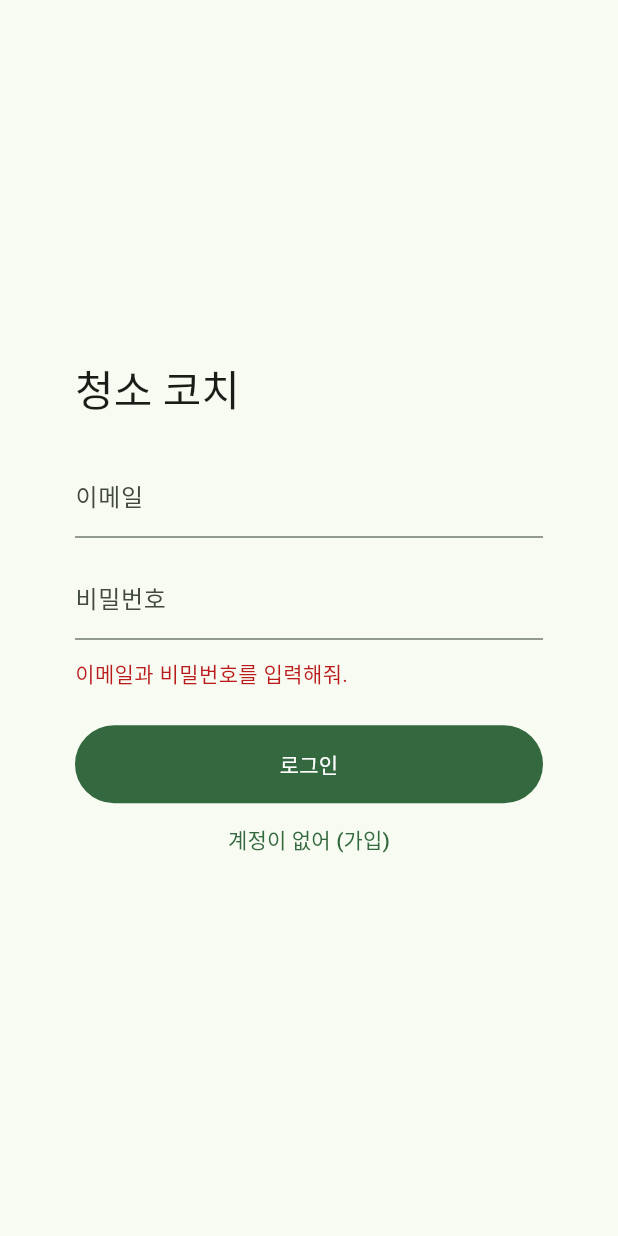
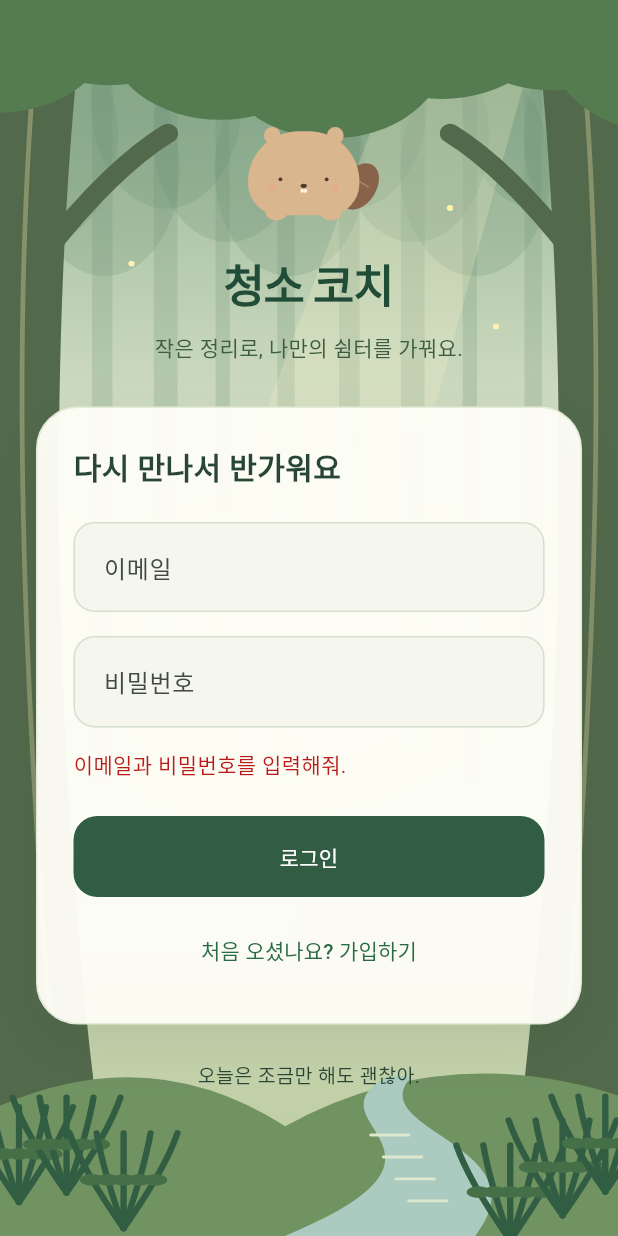
Before and after one commit to mijal2515/cleaning_room, a Flutter app: the screen it shows after launch, after a tap on "로그인", on a phone screen of 412 x 824 dp. Run offline on Flutter 3.47's test engine with Material 3 defaults, Android fonts, the phone set to English and light mode, and no system bars; our stand-ins replace flutter_riverpod, go_router, image_picker, supabase_flutter; accounts and stored records are empty; statements that could not run were skipped.

Commit message:
feat: add immersive woodland login and mochi beaver mascot

```diff
--- /dev/null
+++ b/app/lib/components/forest_scene.dart
@@ -0,0 +1,111 @@
+import 'dart:math' as math;
+
+import 'package:flutter/material.dart';
+
+/// Static, resolution-independent woodland. No network assets or animation loop.
+class ForestScene extends StatelessWidget {
+  const ForestScene({super.key, required this.child});
+
+  final Widget child;
+
+  @override
+  Widget build(BuildContext context) => Stack(
+        fit: StackFit.expand,
+        children: [
+          const Positioned.fill(
+            child: ExcludeSemantics(
+              child: RepaintBoundary(child: CustomPaint(painter: _ForestPainter())),
+            ),
+          ),
+          child,
+        ],
+      );
+}
+
+class _ForestPainter extends CustomPainter {
+  const _ForestPainter();
+
+  @override
+  void paint(Canvas canvas, Size size) {
+    // A portrait illustration is cropped horizontally on narrow devices.
+    canvas.save();
+    canvas.scale(size.width / 390, size.height / 844);
+    const bounds = Rect.fromLTWH(0, 0, 390, 844);
+    canvas.drawRect(bounds, Paint()..shader = const LinearGradient(
+      begin: Alignment.topCenter,
+      end: Alignment.bottomCenter,
+      colors: [Color(0xFF8DAE8D), Color(0xFFE9EED5), Color(0xFFB8C99C)],
+      stops: [0, .46, 1],
+    ).createShader(bounds));
+
+    // Distant tree silhouettes: pale, narrow and partially lost in mist.
+    for (var i = 0; i < 12; i++) {
+      final x = i * 39.0 - 20;
+      final top = (i % 3) * 23.0;
+      final paint = Paint()..color = const Color(0xFF688D72).withValues(alpha: .22);
+      canvas.drawRRect(RRect.fromRectAndRadius(
+        Rect.fromLTWH(x, top, 9.0 + i % 4 * 2, 490), const Radius.circular(8)), paint);
+      canvas.drawOval(Rect.fromCenter(center: Offset(x + 8, top + 70), width: 95, height: 145), paint);
+    }
+    final light = Path()..moveTo(265, 0)..lineTo(345, 0)
+      ..lineTo(180, 650)..lineTo(40, 650)..close();
+    canvas.drawPath(light, Paint()..color = const Color(0xFFFFF8CE).withValues(alpha: .21));
+    canvas.drawOval(const Rect.fromLTWH(36, 200, 320, 500), Paint()
+      ..shader = const RadialGradient(colors: [Color(0xFFF8F7E6), Color(0x00F8F7E6)])
+          .createShader(const Rect.fromLTWH(36, 200, 320, 500)));
+
+    // Foreground trunks frame the clearing, never crossing the form centre.
+    for (final right in [false, true]) {
+      canvas.save();
+      if (right) { canvas.translate(390, 0); canvas.scale(-1, 1); }
+      final trunk = Path()..moveTo(0, 0)..lineTo(53, 0)
+        ..cubicTo(32, 200, 30, 460, 59, 738)
+        ..lineTo(0, 786)..close();
+      canvas.drawPath(trunk, Paint()..color = const Color(0xFF53694B));
+      final bark = Path()..moveTo(22, 40)..cubicTo(5, 260, 18, 500, 31, 690);
+      canvas.drawPath(bark, Paint()..color = const Color(0xFF86926A)
+        ..style = PaintingStyle.stroke..strokeWidth = 3);
+      canvas.drawPath(Path()..moveTo(28, 173)..quadraticBezierTo(70, 115, 106, 91),
+        Paint()..color = const Color(0xFF53694B)..style = PaintingStyle.stroke
+          ..strokeWidth = 13..strokeCap = StrokeCap.round);
+      canvas.restore();
+    }
+    // Layered canopy with warm openings between leaves.
+    for (var row = 0; row < 3; row++) {
+      for (var i = 0; i < 7; i++) {
+        final x = i * 70.0 - 25 + row * 12;
+        final y = -35.0 + row * 26 - math.sin(i * 1.7) * 19;
+        canvas.drawOval(Rect.fromCenter(center: Offset(x, y), width: 145, height: 120),
+          Paint()..color = [const Color(0xFF244D39), const Color(0xFF386347), const Color(0xFF547C50)][row]);
+      }
+    }
+    final ground = Path()..moveTo(0, 755)..quadraticBezierTo(95, 710, 180, 769)
+      ..quadraticBezierTo(280, 710, 390, 748)..lineTo(390, 844)..lineTo(0, 844)..close();
+    canvas.drawPath(ground, Paint()..color = const Color(0xFF719362));
+    final stream = Path()..moveTo(245, 735)..cubicTo(190, 767, 310, 786, 180, 844)
+      ..lineTo(300, 844)..cubicTo(345, 782, 227, 772, 260, 735)..close();
+    canvas.drawPath(stream, Paint()..color = const Color(0xFFACCBC0));
+    for (var i = 0; i < 4; i++) {
+      canvas.drawLine(Offset(234 + i * 8, 775 + i * 15), Offset(258 + i * 8, 775 + i * 15),
+        Paint()..color = const Color(0xFFDCE9CE)..strokeWidth = 2..strokeCap = StrokeCap.round);
+    }
+    for (final x in [12.0, 42.0, 78.0, 322.0, 355.0, 382.0]) {
+      final y = 800 + math.sin(x) * 17;
+      for (var j = -2; j <= 2; j++) {
+        final stem = Path()..moveTo(x, y + 30)..quadraticBezierTo(x + j * 13, y - 10, x + j * 17, y - 35);
+        canvas.drawPath(stem, Paint()..color = const Color(0xFF315D43)
+          ..style = PaintingStyle.stroke..strokeWidth = 4..strokeCap = StrokeCap.round);
+        canvas.drawOval(Rect.fromCenter(center: Offset(x + j * 10, y - 3), width: 15, height: 8),
+          Paint()..color = const Color(0xFF446F47));
+      }
+    }
+    // A few sunlit pollen specks, deliberately static for reduced motion.
+    for (final point in [const Offset(83, 180), const Offset(313, 223), const Offset(284, 142), const Offset(60, 642)]) {
+      canvas.drawCircle(point, 2, Paint()..color = const Color(0xFFFFF1B3));
+    }
+    canvas.restore();
+  }
+
+  @override
+  bool shouldRepaint(covariant _ForestPainter oldDelegate) => false;
+}
--- /dev/null
+++ b/app/lib/components/mochi_beaver.dart
@@ -0,0 +1,56 @@
+import 'package:flutter/material.dart';
+
+class MochiBeaver extends StatelessWidget {
+  const MochiBeaver({super.key, this.size = 96});
+
+  final double size;
+
+  @override
+  Widget build(BuildContext context) => Semantics(
+        label: '말랑한 비버 코치',
+        image: true,
+        child: SizedBox.square(
+          dimension: size,
+          child: const RepaintBoundary(child: CustomPaint(painter: _BeaverPainter())),
+        ),
+      );
+}
+
+class _BeaverPainter extends CustomPainter {
+  const _BeaverPainter();
+
+  @override
+  void paint(Canvas canvas, Size size) {
+    canvas.save();
+    canvas.scale(size.width / 160, size.height / 160);
+    void oval(Rect rect, Color color) => canvas.drawOval(rect, Paint()..color = color);
+    const fur = Color(0xFFD9B68E);
+    const face = Color(0xFF51392B);
+    canvas.save();
+    canvas.translate(126, 101);
+    canvas.rotate(.55);
+    oval(const Rect.fromLTWH(-16, -28, 32, 48), const Color(0xFF896349));
+    canvas.drawLine(const Offset(-9, -8), const Offset(8, -8), Paint()..color = const Color(0xFFA78161)..strokeWidth = 1.5);
+    canvas.restore();
+    oval(const Rect.fromLTWH(37, 41, 16, 16), fur);
+    oval(const Rect.fromLTWH(97, 41, 16, 16), fur);
+    oval(const Rect.fromLTWH(39, 116, 20, 14), fur);
+    oval(const Rect.fromLTWH(91, 116, 20, 14), fur);
+    canvas.drawRRect(RRect.fromRectAndCorners(const Rect.fromLTWH(22, 45, 106, 80),
+      topLeft: const Radius.circular(48), topRight: const Radius.circular(48),
+      bottomLeft: const Radius.circular(30), bottomRight: const Radius.circular(30)), Paint()..color = fur);
+    oval(const Rect.fromLTWH(51, 89, 3.6, 3.6), face);
+    oval(const Rect.fromLTWH(95, 89, 3.6, 3.6), face);
+    oval(const Rect.fromLTWH(42, 96, 6, 4), const Color(0xFFE9A68C));
+    oval(const Rect.fromLTWH(102, 96, 6, 4), const Color(0xFFE9A68C));
+    oval(const Rect.fromLTWH(72, 95, 6, 4), face);
+    for (final x in [72.0, 75.2]) {
+      canvas.drawRRect(RRect.fromRectAndRadius(Rect.fromLTWH(x, 100, 3, 3.5), const Radius.circular(1.2)),
+        Paint()..color = const Color(0xFFFFF4DE));
+    }
+    canvas.restore();
+  }
+
+  @override
+  bool shouldRepaint(covariant _BeaverPainter oldDelegate) => false;
+}
--- a/app/lib/core/theme.dart
+++ b/app/lib/core/theme.dart
@@ -1,6 +1,6 @@
 import 'package:flutter/material.dart';
 
-const _seed = Color(0xFF6BAA75);
+const _seed = Color(0xFF315D43);
 
 ThemeData buildTheme(Brightness brightness) {
   final scheme = ColorScheme.fromSeed(seedColor: _seed, brightness: brightness);
--- a/app/lib/features/auth/login_screen.dart
+++ b/app/lib/features/auth/login_screen.dart
@@ -3,6 +3,8 @@ import 'package:flutter_riverpod/flutter_riverpod.dart';
 import 'package:supabase_flutter/supabase_flutter.dart';
 
 import '../../data/providers.dart';
+import '../../components/forest_scene.dart';
+import '../../components/mochi_beaver.dart';
 
 /// 이메일·비밀번호 로그인/가입. 성공하면 라우터 redirect가 앱으로 보낸다.
 class LoginScreen extends ConsumerStatefulWidget {
@@ -27,6 +29,7 @@ class _LoginScreenState extends ConsumerState<LoginScreen> {
   }
 
   Future<void> _submit() async {
+    if (_busy) return;
     final email = _email.text.trim();
     final password = _password.text;
     if (email.isEmpty || password.isEmpty) {
@@ -55,56 +58,141 @@ class _LoginScreenState extends ConsumerState<LoginScreen> {
 
   @override
   Widget build(BuildContext context) {
-    return Scaffold(
-      body: Center(
+    // Keep the artwork stable while the keyboard opens; the foreground scrolls.
+    final keyboard = MediaQuery.viewInsetsOf(context).bottom;
+    final forestTheme = ThemeData(
+      useMaterial3: true,
+      colorScheme: ColorScheme.fromSeed(
+        seedColor: const Color(0xFF315D43),
+        brightness: Brightness.light,
+      ),
+    );
+    return Theme(
+      data: forestTheme,
+      child: Scaffold(
+        resizeToAvoidBottomInset: false,
+        body: ForestScene(
+          child: SafeArea(
+            child: LayoutBuilder(builder: (context, constraints) {
+              return SingleChildScrollView(
+                keyboardDismissBehavior: ScrollViewKeyboardDismissBehavior.onDrag,
+                padding: EdgeInsets.fromLTRB(24, 56, 24, keyboard + 48),
+                child: Center(
                   child: ConstrainedBox(
-          constraints: const BoxConstraints(maxWidth: 360),
-          child: ListView(
-            shrinkWrap: true,
+                    constraints: const BoxConstraints(maxWidth: 400),
+                    child: AutofillGroup(
+                      child: Column(
+                        mainAxisSize: MainAxisSize.min,
+                        children: [
+                          const MochiBeaver(size: 112),
+                          const Text('청소 코치', style: TextStyle(
+                            fontSize: 30, fontWeight: FontWeight.w800,
+                            color: Color(0xFF214C38), letterSpacing: -1,
+                          )),
+                          const SizedBox(height: 8),
+                          const Text('작은 정리로, 나만의 쉼터를 가꿔요.',
+                            textAlign: TextAlign.center,
+                            style: TextStyle(color: Color(0xFF3D5D43), height: 1.5)),
+                          const SizedBox(height: 28),
+                          Container(
                             padding: const EdgeInsets.all(24),
+                            decoration: BoxDecoration(
+                              color: const Color(0xFFFDFDF5).withValues(alpha: .97),
+                              borderRadius: BorderRadius.circular(28),
+                              border: Border.all(color: const Color(0xFFE5EBD9)),
+                              boxShadow: [BoxShadow(
+                                color: const Color(0xFF183C2A).withValues(alpha: .12),
+                                blurRadius: 32, offset: const Offset(0, 12),
+                              )],
+                            ),
+                            child: Column(
+                              crossAxisAlignment: CrossAxisAlignment.stretch,
                               children: [
-              Text('청소 코치', style: Theme.of(context).textTheme.headlineMedium),
-              const SizedBox(height: 24),
+                                Text(_signUp ? '함께 시작해요' : '다시 만나서 반가워요',
+                                  style: const TextStyle(fontSize: 20,
+                                    fontWeight: FontWeight.w700, color: Color(0xFF294536))),
+                                const SizedBox(height: 22),
                                 TextField(
                                   controller: _email,
                                   enabled: !_busy,
                                   keyboardType: TextInputType.emailAddress,
+                                  textInputAction: TextInputAction.next,
+                                  autocorrect: false,
                                   autofillHints: const [AutofillHints.email],
-                decoration: const InputDecoration(labelText: '이메일'),
+                                  decoration: _fieldDecoration('이메일', 'name@example.com'),
                                 ),
-              const SizedBox(height: 12),
+                                const SizedBox(height: 16),
                                 TextField(
                                   controller: _password,
                                   enabled: !_busy,
                                   obscureText: true,
-                autofillHints: const [AutofillHints.password],
+                                  autocorrect: false,
+                                  enableSuggestions: false,
+                                  textInputAction: TextInputAction.done,
+                                  autofillHints: [_signUp ? AutofillHints.newPassword : AutofillHints.password],
                                   onSubmitted: (_) => _busy ? null : _submit(),
-                decoration: const InputDecoration(labelText: '비밀번호'),
+                                  decoration: _fieldDecoration('비밀번호', '비밀번호를 입력해 주세요'),
                                 ),
                                 if (_error != null) ...[
-                const SizedBox(height: 12),
-                Text(_error!, style: TextStyle(color: Theme.of(context).colorScheme.error)),
+                                  const SizedBox(height: 14),
+                                  Semantics(liveRegion: true, child: Text(_error!,
+                                    style: TextStyle(color: forestTheme.colorScheme.error))),
                                 ],
                                 const SizedBox(height: 24),
                                 FilledButton(
+                                  style: FilledButton.styleFrom(
+                                    backgroundColor: const Color(0xFF315D43),
+                                    foregroundColor: Colors.white,
+                                    minimumSize: const Size.fromHeight(54),
+                                    padding: const EdgeInsets.symmetric(horizontal: 20, vertical: 16),
+                                    shape: RoundedRectangleBorder(borderRadius: BorderRadius.circular(16)),
+                                  ),
                                   onPressed: _busy ? null : _submit,
                                   child: _busy
-                    ? const SizedBox(height: 20, width: 20, child: CircularProgressIndicator(strokeWidth: 2))
+                                    ? const SizedBox.square(dimension: 20,
+                                        child: CircularProgressIndicator(strokeWidth: 2,
+                                          semanticsLabel: '연결 중'))
                                     : Text(_signUp ? '가입하기' : '로그인'),
                                 ),
+                                const SizedBox(height: 12),
                                 TextButton(
-                onPressed: _busy
-                    ? null
-                    : () => setState(() {
+                                  onPressed: _busy ? null : () => setState(() {
                                     _error = null;
                                     _signUp = !_signUp;
                                   }),
-                child: Text(_signUp ? '이미 계정이 있어 (로그인)' : '계정이 없어 (가입)'),
+                                  child: Text(_signUp ? '이미 계정이 있나요? 로그인' : '처음 오셨나요? 가입하기',
+                                    textAlign: TextAlign.center),
                                 ),
                               ],
+                            ),
+                          ),
+                          const SizedBox(height: 24),
+                          const Text('오늘은 조금만 해도 괜찮아.',
+                            textAlign: TextAlign.center,
+                            style: TextStyle(color: Color(0xFF294536), fontSize: 13)),
+                        ],
+                      ),
+                    ),
+                  ),
+                ),
+              );
+            }),
           ),
         ),
       ),
     );
   }
+
+  InputDecoration _fieldDecoration(String label, String hint) => InputDecoration(
+    labelText: label,
+    hintText: hint,
+    filled: true,
+    fillColor: const Color(0xFFF5F7EF),
+    contentPadding: const EdgeInsets.symmetric(horizontal: 16, vertical: 18),
+    border: OutlineInputBorder(borderRadius: BorderRadius.circular(14)),
+    enabledBorder: OutlineInputBorder(
+      borderRadius: BorderRadius.circular(14),
+      borderSide: const BorderSide(color: Color(0xFFD5DFCE)),
+    ),
+  );
 }
--- a/app/lib/features/home/character_bubble.dart
+++ b/app/lib/features/home/character_bubble.dart
@@ -1,6 +1,8 @@
 import 'package:flutter/material.dart';
 
-/// 캐릭터 자리. 그림이 나오기 전까지는 단계에 따라 크기만 달라지는 동그라미로 둔다.
+import '../../components/mochi_beaver.dart';
+
+/// 성장 단계에 따라 조금씩 커지는 찹쌀떡 비버 코치.
 class CharacterBubble extends StatelessWidget {
   const CharacterBubble({super.key, required this.stage, required this.message});
 
@@ -14,12 +16,7 @@ class CharacterBubble extends StatelessWidget {
     return Row(
       crossAxisAlignment: CrossAxisAlignment.end,
       children: [
-        Container(
-          width: size,
-          height: size,
-          decoration: BoxDecoration(color: colors.primaryContainer, shape: BoxShape.circle),
-          child: Icon(Icons.cruelty_free, color: colors.onPrimaryContainer, size: size * 0.6),
-        ),
+        MochiBeaver(size: size.clamp(64.0, 96.0).toDouble()),
         const SizedBox(width: 12),
         Expanded(
           child: Container(
```
Lines whose indentation alone changed are shown as unchanged.
